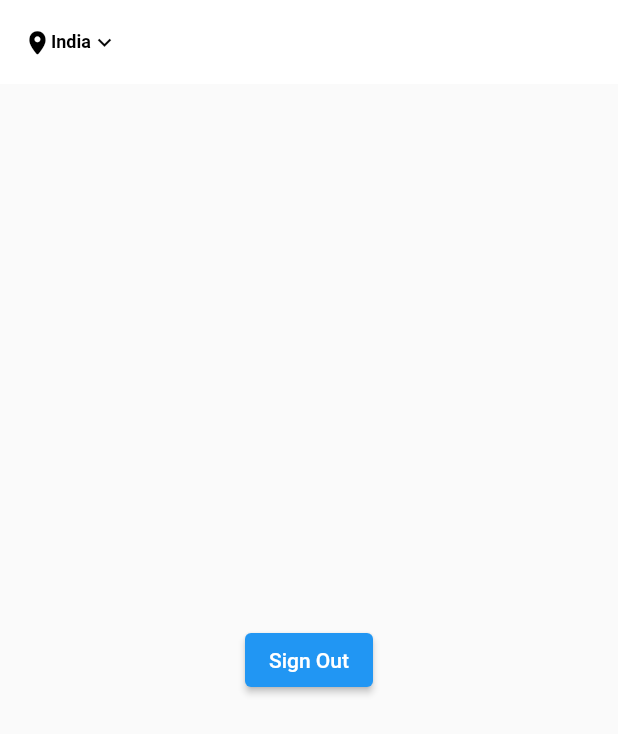
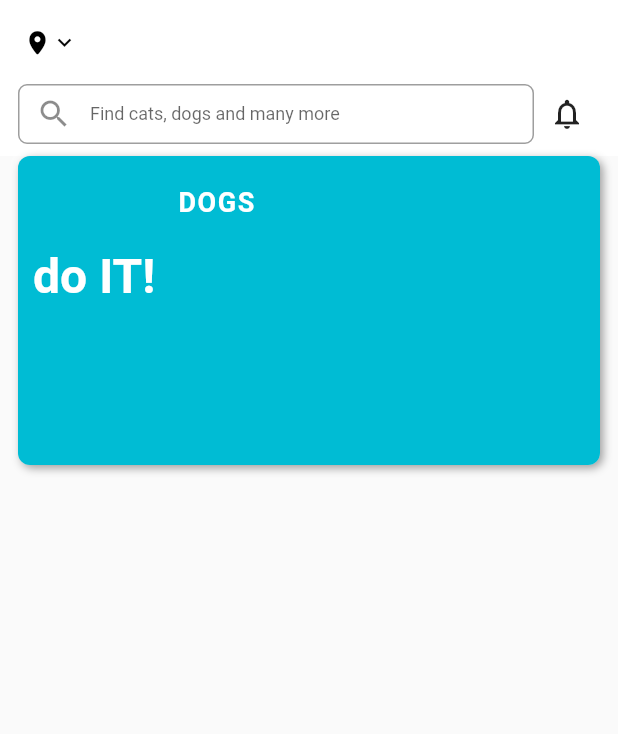
Before and after one commit to zeel2312/pet_adoption-master, a Flutter app: the HomeScreen screen opened by its route, on a phone screen of 412 x 824 dp. Shown: the top 734 px of the screen. Run offline on Flutter 3.47's test engine with Material 2 defaults, Android fonts, the phone set to English and light mode, and no system bars; drawn by our look-alikes of animated_text_kit, flutter_neumorphic; our stand-ins replace cloud_firestore, csc_picker, email_validator, firebase_auth, firebase_core, flutter_signin_button and 2 more; missing offline and left inert: geocoder, legacy_progress_dialog, open_mail_app; accounts and stored records are empty.

Commit message:
initial commit

```diff
--- a/lib/screens/home_screen.dart
+++ b/lib/screens/home_screen.dart
@@ -1,16 +1,12 @@
-import 'package:firebase_auth/firebase_auth.dart';
 import 'package:flutter/cupertino.dart';
 import 'package:flutter/material.dart';
-import 'package:geocoder/geocoder.dart';
-import 'package:location/location.dart';
-import 'package:pet_adoption/screens/login_screen.dart';
+import 'package:pet_adoption/widgets/banner_widget.dart';
+import 'package:pet_adoption/widgets/custom_appBar.dart';
+
+import 'location_screen.dart';
 
 class HomeScreen extends StatefulWidget {
   static const String id = 'home-screen';
-
-
-  final LocationData locationData;
-  HomeScreen({this.locationData});
 
   @override
   _HomeScreenState createState() => _HomeScreenState();
@@ -19,66 +15,55 @@ class HomeScreen extends StatefulWidget {
 class _HomeScreenState extends State<HomeScreen> {
   String address = 'India';
 
-  Future<String>getAddress()async{
-
-    final coordinates = new Coordinates(widget.locationData.latitude, widget.locationData.longitude);
-    var addresses = await Geocoder.local.findAddressesFromCoordinates(coordinates);
-    var first = addresses.first;
-    setState(() {
-      address = first.addressLine;
-    });
-    return first.addressLine;
-
-  }
-
-  @override
-  void initState() {
-    getAddress();
-    super.initState();
-  }
-
   @override
   Widget build(BuildContext context) {
     return Scaffold(
-      appBar: AppBar(
-        backgroundColor: Colors.white,
-        elevation: 0.0,
-        automaticallyImplyLeading: false,
-        title: InkWell(
-          onTap: (){},
-          child: Container(
-            width: MediaQuery.of(context).size.width,
+      appBar: PreferredSize(
+        preferredSize: Size.fromHeight(56),
+        child: SafeArea(
+          child: CustomAppBar(),
+        ),
+      ),
+      body: Column(
+        children: [
+          Container(
+            color: Colors.white,
             child: Padding(
-              padding: const EdgeInsets.only(top: 8,bottom: 8),
+              padding: const EdgeInsets.fromLTRB(12, 0, 12, 8),
               child: Row(
                 children: [
-                  Icon(
-                    CupertinoIcons.location_solid,
-                    color: Colors.black,
-                    size: 18,
-                  ),
-                  Flexible(
-                    child: Text(
-                      address,
-                      style: TextStyle(
-                          color: Colors.black,
-                          fontSize: 12,
-                          fontWeight: FontWeight.bold),
+                  Expanded(
+                    child: SizedBox(
+                      height: 40,
+                      child: TextField(
+                        decoration: InputDecoration(
+                          prefixIcon: Icon(Icons.search,),
+                          labelText: 'Find cats, dogs and many more',
+                          labelStyle: TextStyle(fontSize: 12),
+                          contentPadding: EdgeInsets.only(left: 10,right: 10),
+                          border: OutlineInputBorder(
+                            borderRadius: BorderRadius.circular(6),
+                          ),
+                        ),
+                      ),
                     ),
                   ),
-                  Icon(Icons.keyboard_arrow_down_outlined,color: Colors.black,size: 18,),
+                  SizedBox(width: 10,),
+                  Icon(Icons.notifications_none),
+                  SizedBox(width: 10,),
                 ],
               ),
             ),
           ),
-        ),
-      ),
-      body: Center(
-        child: ElevatedButton(child: Text('Sign Out',),onPressed: (){
-          FirebaseAuth.instance.signOut().then((value) {
-            Navigator.pushReplacementNamed(context, LoginScreen.id);
-          });
-        },),
+          Padding(
+            padding: const EdgeInsets.fromLTRB(12, 0, 12, 8),
+            child: Column(
+              children: [
+                Bannerwidget(),
+              ],
+            ),
+          ),
+        ],
       ),
     );
   }
--- /dev/null
+++ b/lib/widgets/banner_widget.dart
@@ -0,0 +1,59 @@
+import 'package:animated_text_kit/animated_text_kit.dart';
+import 'package:flutter/material.dart';
+import 'package:flutter_neumorphic/flutter_neumorphic.dart';
+
+class Bannerwidget extends StatelessWidget {
+  @override
+  Widget build(BuildContext context) {
+    return Neumorphic(
+      child: Container(
+          width: MediaQuery.of(context).size.width,
+          height: MediaQuery.of(context).size.height * .25,
+          color: Colors.cyan,
+          child: Padding(
+            padding: const EdgeInsets.all(10.0),
+            child: Row(
+              children: [
+                Column(
+                  children: [
+                    SizedBox(
+                      height: 10,
+                    ),
+                    Text(
+                      'DOGS ',
+                      style: TextStyle(
+                          fontWeight: FontWeight.bold,
+                          color: Colors.white,
+                          letterSpacing: 1,
+                          fontSize: 18),
+                    ),
+                    SizedBox(
+                      height: 20,
+                    ),
+                    SizedBox(
+                      width: 250.0,
+                      child: DefaultTextStyle(
+                        style: const TextStyle(
+                          fontSize: 32.0,
+                          fontWeight: FontWeight.bold,
+                        ),
+                        child: AnimatedTextKit(
+                          animatedTexts: [
+                            FadeAnimatedText('do IT!'),
+                            FadeAnimatedText('do it RIGHT!!'),
+                            FadeAnimatedText('do it RIGHT NOW!!!'),
+                          ],
+                          onTap: () {
+                            print("Tap Event");
+                          },
+                        ),
+                      ),
+                    ),
+                  ],
+                )
+              ],
+            ),
+          )),
+    );
+  }
+}
--- /dev/null
+++ b/lib/widgets/custom_appBar.dart
@@ -0,0 +1,86 @@
+import 'package:cloud_firestore/cloud_firestore.dart';
+import 'package:flutter/cupertino.dart';
+import 'package:flutter/material.dart';
+import 'package:pet_adoption/screens/location_screen.dart';
+import 'package:pet_adoption/services/firebase_services.dart';
+
+
+class CustomAppBar extends StatelessWidget {
+
+
+  @override
+  Widget build(BuildContext context) {
+
+    FirebaseService _service = FirebaseService();
+
+
+    return FutureBuilder<DocumentSnapshot>(
+      future: _service.users.doc(_service.user.uid).get(),
+      builder:
+          (BuildContext context, AsyncSnapshot<DocumentSnapshot> snapshot) {
+
+        if (snapshot.hasError) {
+          return Text("Something went wrong");
+        }
+
+        if (snapshot.hasData && !snapshot.data.exists) {
+          return Text("Address not selected");
+        }
+
+        if (snapshot.connectionState==ConnectionState.done) {
+          Map<String, dynamic> data = snapshot.data.data();
+
+          if(data['address']==null){
+            GeoPoint latLong = data['location'];
+            _service.getAddress(latLong.latitude, latLong.longitude).then((adres){
+              return appBar(adres, context);
+            });
+          }else{
+            return appBar(data['address'], context);
+          }
+        }
+
+        return appBar('Fetching location..', context);
+      },
+    );
+  }
+
+  Widget appBar(address,context){
+    return AppBar(
+      backgroundColor: Colors.white,
+      elevation: 0.0,
+      automaticallyImplyLeading: false,
+      title: InkWell(
+        onTap: (){
+          Navigator.pushNamed(context, LocationScreen.id);
+        },
+        child: Container(
+          width: MediaQuery.of(context).size.width,
+          child: Padding(
+            padding: const EdgeInsets.only(top: 8,bottom: 8),
+            child: Row(
+              children: [
+                Icon(
+                  CupertinoIcons.location_solid,
+                  color: Colors.black,
+                  size: 18,
+                ),
+                Flexible(
+                  child: Text(
+                    address,
+                    style: TextStyle(
+                        color: Colors.black,
+                        fontSize: 12,
+                        fontWeight: FontWeight.bold),
+                  ),
+                ),
+                Icon(Icons.keyboard_arrow_down_outlined,color: Colors.black,size: 18,),
+              ],
+            ),
+          ),
+        ),
+      ),
+    );
+  }
+
+}
--- a/pubspec.yaml
+++ b/pubspec.yaml
@@ -42,6 +42,7 @@ dependencies:
   email_validator: ^2.0.1
   open_mail_app: ^0.1.1
   csc_picker: ^0.2.5
+  flutter_neumorphic: ^3.1.0
 
 dev_dependencies:
   flutter_test:
```
Also changed, not shown: lib/screens/location_screen.dart (+86 -51 lines), lib/services/firebase_services.dart (+10 -1 lines), pubspec.lock.
